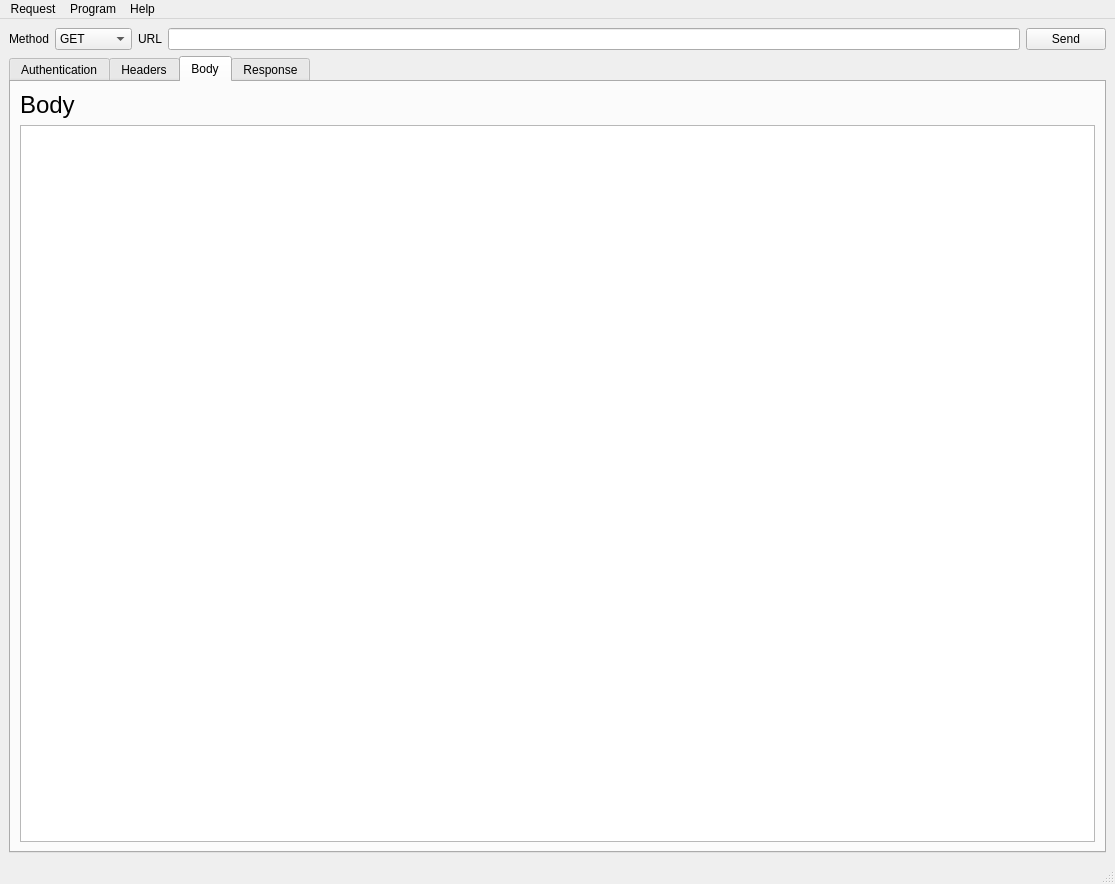
First picture: the form in PySender/ui/main.ui, repository rodion-gudz/PySender, before the edit.
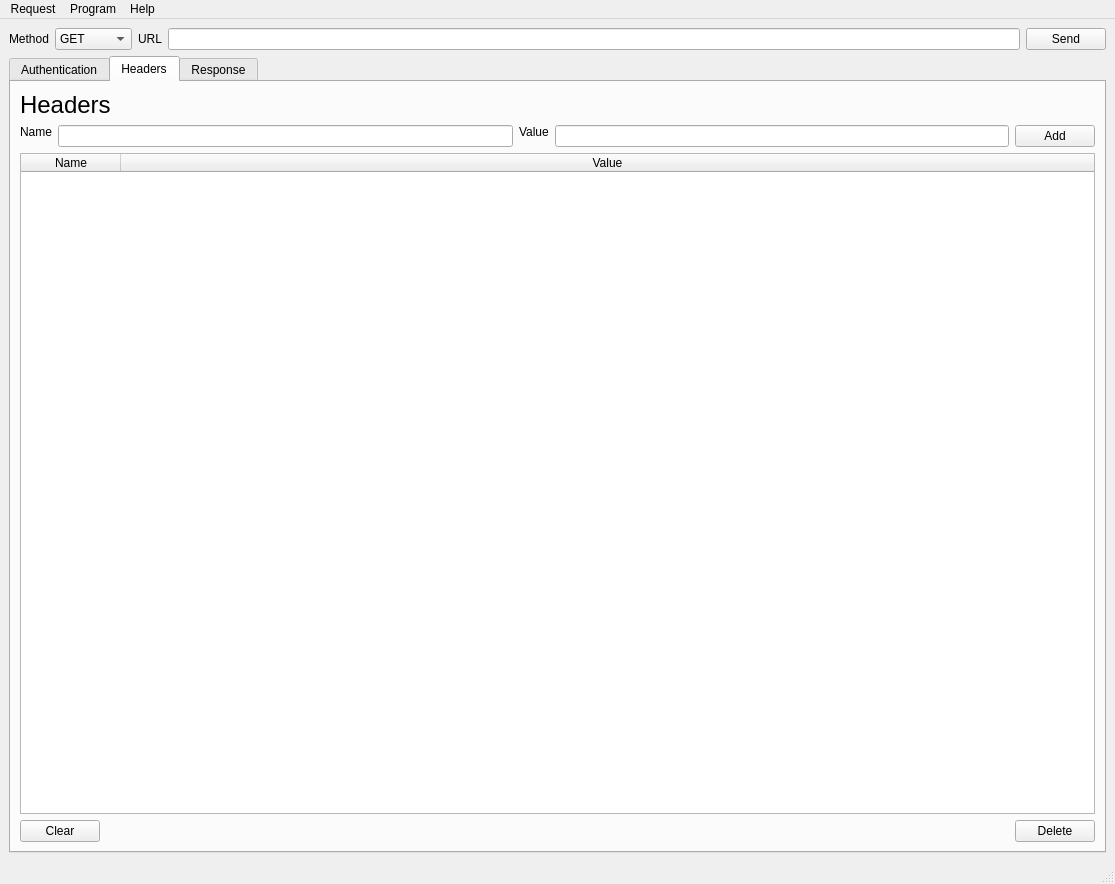
Second picture: the form after the edit. The open tabs and pages were chosen to show the change.

Commit message: feat: UI update, about dialog update

```diff
--- a/PySender/ui/main.ui
+++ b/PySender/ui/main.ui
@@ -288,30 +288,6 @@
           </item>
          </layout>
         </widget>
-        <widget class="QWidget" name="tab_10">
-         <attribute name="title">
-          <string>Body</string>
-         </attribute>
-         <layout class="QHBoxLayout" name="horizontalLayout_8">
-          <item>
-           <layout class="QVBoxLayout" name="verticalLayout_4">
-            <item>
-             <widget class="QLabel" name="label_body">
-              <property name="styleSheet">
-               <string notr="true">font: 18pt;</string>
-              </property>
-              <property name="text">
-               <string>Body</string>
-              </property>
-             </widget>
-            </item>
-            <item>
-             <widget class="QTextEdit" name="field_body"/>
-            </item>
-           </layout>
-          </item>
-         </layout>
-        </widget>
         <widget class="QWidget" name="tab_8">
          <attribute name="title">
           <string>Response</string>
```
Left out of the diff: 2 changed lines with no effect on the pictures. The commit also changes 7 other files.
